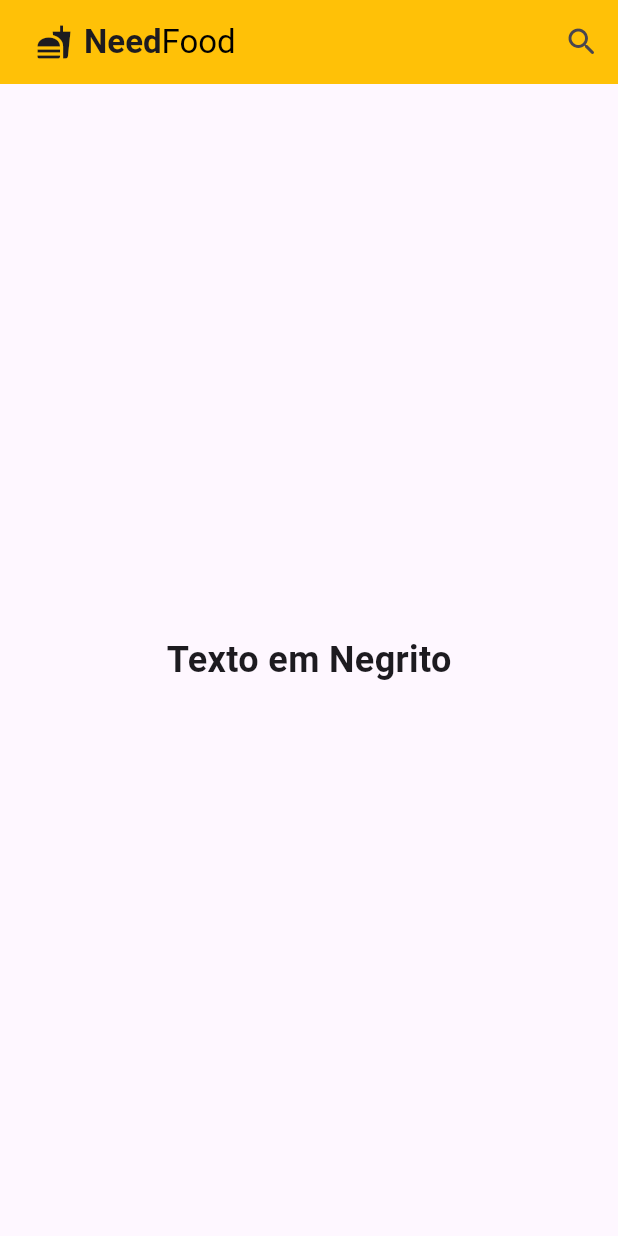
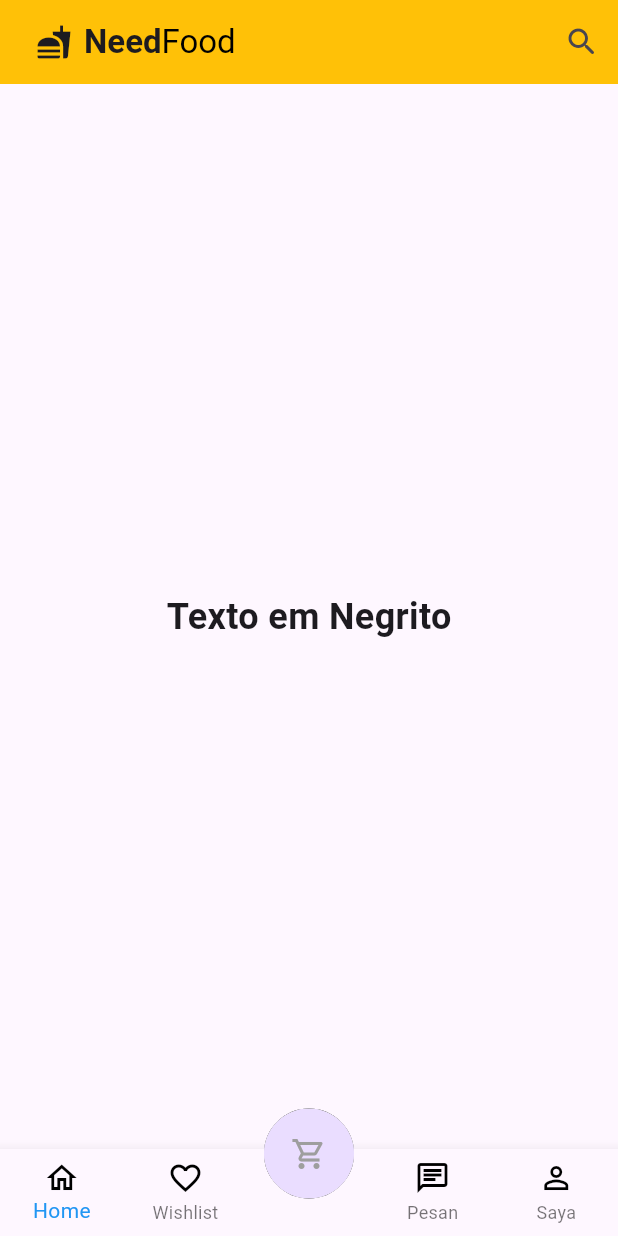
Before and after one commit to chrystian-souza/App-Food-Flutter, a Flutter app: the screen it shows after launch, on a phone screen of 412 x 824 dp. Run offline on Flutter 3.47's test engine with Material 3 defaults, Android fonts, the phone set to English and light mode, and no system bars.

```diff
--- a/lib/main.dart
+++ b/lib/main.dart
@@ -6,7 +6,7 @@ main() {
   runApp(
     MaterialApp(
       theme: ThemeData(
-      primarySwatch: Colors.cyan
+      primarySwatch: Colors.grey
 
 
       ),
--- a/lib/views/home_page.dart
+++ b/lib/views/home_page.dart
@@ -1,5 +1,5 @@
 import 'package:flutter/material.dart';
-import 'package:flutter/widgets.dart';
+//import 'package:flutter/widgets.dart';
 
 class HomePage extends StatefulWidget {
   const HomePage({super.key});
@@ -9,6 +9,14 @@ class HomePage extends StatefulWidget {
 }
 
 class _HomePageState extends State<HomePage> {
+  int _selectedIndex = 0;
+
+  void _onItemTapped(int index) {
+    setState(() {
+      _selectedIndex = index;
+    });
+  }
+
   @override
   Widget build(BuildContext context) {
     return Scaffold(
@@ -42,9 +50,7 @@ class _HomePageState extends State<HomePage> {
         actions: [
           IconButton(
             icon: Icon(Icons.search_rounded),
-            onPressed: () {
-
-            },
+            onPressed: () {},
           ),
         ],
       ),
@@ -57,6 +63,75 @@ class _HomePageState extends State<HomePage> {
           ),
         ),
       ),
+      bottomNavigationBar: Stack(
+        children: [
+          BottomNavigationBar(
+            currentIndex: _selectedIndex,
+            onTap: _onItemTapped,
+            items: [
+              BottomNavigationBarItem(
+                icon: Icon(Icons.home_outlined, color: Colors.black),
+                label: 'Home',
+              ),
+              BottomNavigationBarItem(
+                icon: Icon(Icons.favorite_outline, color: Colors.black),
+                label: 'Wishlist',
+              ),
+              BottomNavigationBarItem(
+                icon: SizedBox.shrink(), // Placeholder for central button
+                label: '',
+              ),
+              BottomNavigationBarItem(
+                icon: Icon(Icons.chat_outlined, color: Colors.black),
+                label: 'Pesan',
+              ),
+              BottomNavigationBarItem(
+                icon: Icon(Icons.person_outline, color: Colors.black),
+                label: 'Saya',
+              ),
+            ],
+            type: BottomNavigationBarType.fixed,
+            selectedItemColor: Colors.blue,
+            //fixedColor: Colors.blue,
+            //unselectedItemColor: Colors.black,
+            showSelectedLabels: true,
+            showUnselectedLabels: true,
+          ),
+
+          Center(
+            heightFactor: 0.10,
+            child: DecoratedBox(
+              decoration: BoxDecoration(
+                shape: BoxShape.circle,
+                border: Border.all(color: Color.fromARGB(255, 0, 0, 0), width: 4),
+
+              ),
+              child: ClipOval(
+                child: Container(
+                  color: Colors.white,
+                  child: SizedBox(
+                    width: 60,
+                    height: 60,
+                    child: FloatingActionButton(
+                      onPressed: () => _onItemTapped(2),
+                      elevation: 0, // Remove default shadow
+                      child: Icon(Icons.shopping_cart_outlined, color: Colors.grey),
+                    ),
+                  ),
+                ),
+              ),
+            ),
+          ),
+        ],
+      ),
     );
   }
 }
+
+const List<String> _pageTitle = [
+  'Home',
+  'Wishlist',
+  'Cart',
+  'Pesan',
+  'Saya',
+];
```
